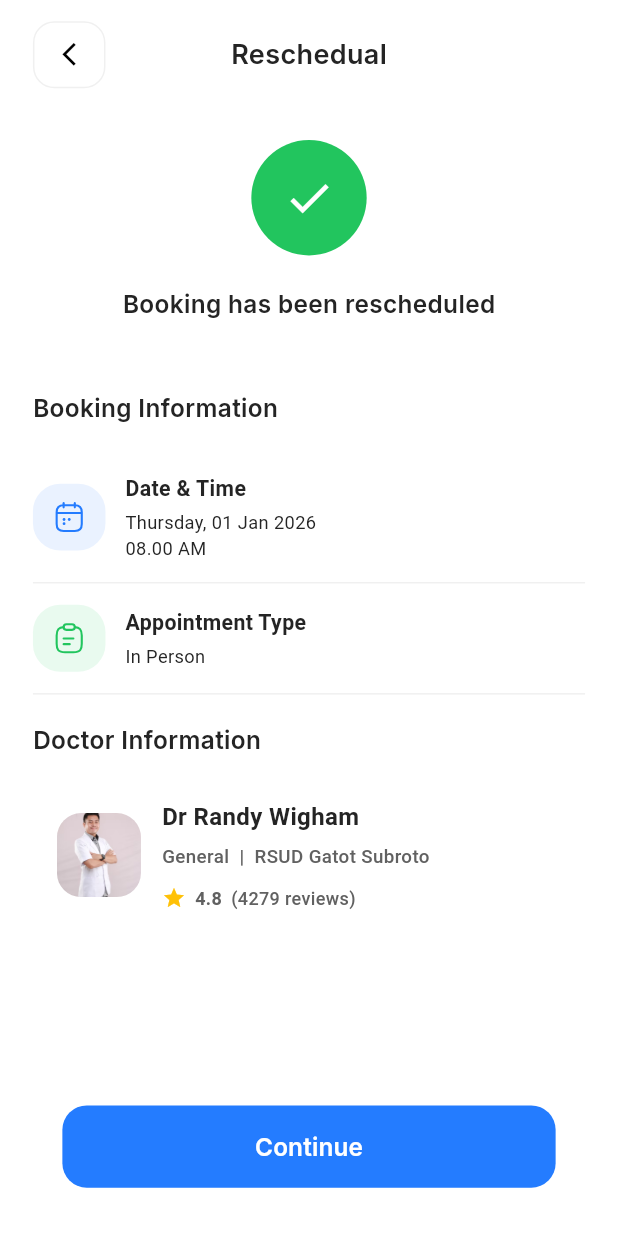
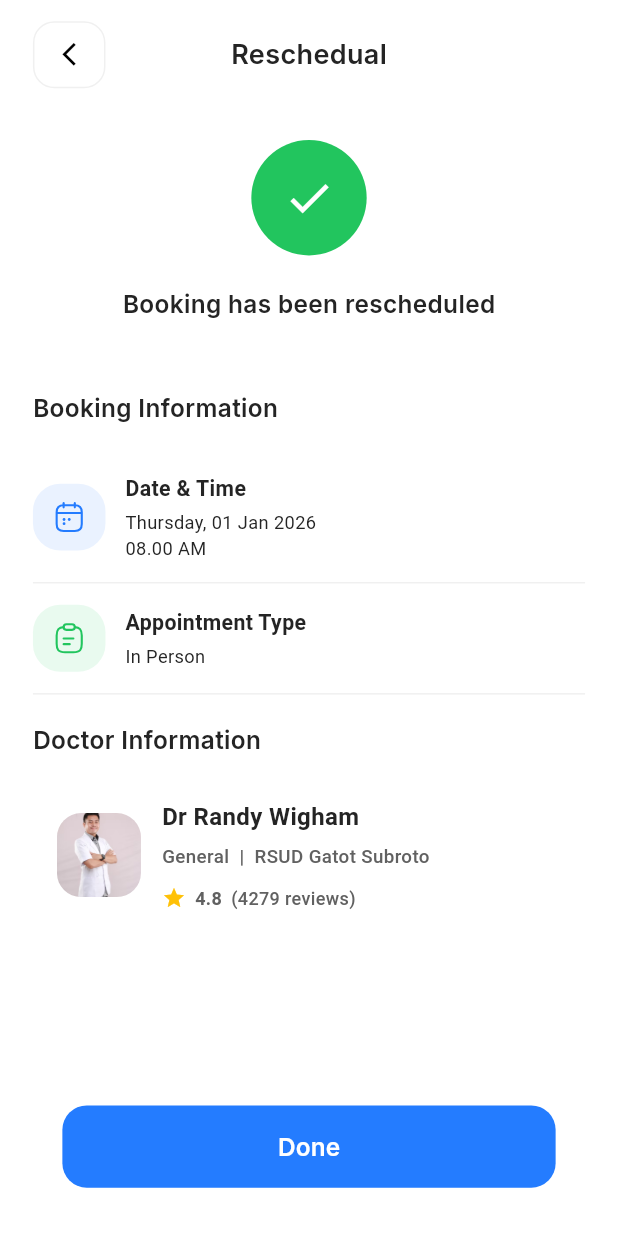
Before and after one commit to laila2099/appointment_app, a Flutter app: the ReschedualScreen screen opened by its route, after a tap on the "arrow forward ios" icon, after a tap on "Continue", on a phone screen of 412 x 824 dp. Run offline on Flutter 3.47's test engine with Material 3 defaults, Android fonts, the light colour scheme and no system bars; our stand-ins replace flutter_screenutil, flutter_svg, get, google_maps_flutter, shared_preferences; accounts and stored records are empty; network calls fail.

Commit message:
Update app flow

```diff
--- a/lib/bindings/initial_binding.dart
+++ b/lib/bindings/initial_binding.dart
@@ -1,6 +1,10 @@
 import 'package:get/get.dart';
+
+import '../views/my_apponiment_section/my_appoitment_controller/my_appoitment_controller.dart';
 
 class InitializeBinding extends Bindings {
   @override
-  void dependencies() {}
+  void dependencies() {
+    Get.lazyPut(() => MyAppointmentsController());
+  }
 }
--- a/lib/views/home_section/booking_appointment/booking_appointment_controller/booking_controller.dart
+++ b/lib/views/home_section/booking_appointment/booking_appointment_controller/booking_controller.dart
@@ -299,6 +299,10 @@ class BookingController extends GetxController {
     Get.toNamed(AppRoutes.bookingConfirmed);
   }
 
+  void goBackAfterConfirmReschedule() {
+    Get.back();
+  }
+
   @override
   void onClose() {
     datePageController.removeListener(_onDateWheelScroll);
--- a/lib/views/my_apponiment_section/my_appoitment_view/my_appoitment_view.dart
+++ b/lib/views/my_apponiment_section/my_appoitment_view/my_appoitment_view.dart
@@ -11,7 +11,9 @@ import 'package:flutter_screenutil/flutter_screenutil.dart';
 import 'package:flutter_svg/svg.dart';
 import 'package:get/get.dart';
 
-class AppoitmentView extends StatelessWidget {
+import '../my_appoitment_controller/my_appoitment_controller.dart';
+
+class AppoitmentView extends GetView<MyAppointmentsController> {
   const AppoitmentView({super.key});
 
   @override
--- a/lib/views/my_apponiment_section/reschedule/reschedule_view.dart
+++ b/lib/views/my_apponiment_section/reschedule/reschedule_view.dart
@@ -47,9 +47,13 @@ class ReschedualScreen extends GetView<BookingController> {
                 Padding(
                   padding: EdgeInsets.fromLTRB(16.w, 10.h, 16.w, 16.h),
                   child: PrimaryButton(
-                    text: 'continue'.tr,
+                    text: controller.stepIndex.value == 1
+                        ? 'done'.tr
+                        : 'continue'.tr,
                     onPressed: controller.canContinue
-                        ? controller.next
+                        ? controller.stepIndex.value == 1
+                            ? controller.goBackAfterConfirmReschedule
+                            : controller.next
                         : () => Get.snackbar(
                               "Error",
                               "Please select a date, time and payment method",
--- a/lib/views/my_apponiment_section/widgets/appoitment_status.dart
+++ b/lib/views/my_apponiment_section/widgets/appoitment_status.dart
@@ -39,7 +39,6 @@ class AppoitmentStatus extends GetView<MyAppointmentsController> {
 
       return ListView.separated(
         shrinkWrap: true,
-        physics: const NeverScrollableScrollPhysics(),
         itemCount: filteredAppointments.length,
         separatorBuilder: (_, __) => SizedBox(height: 16.h),
         itemBuilder: (context, index) {
--- a/lib/widgets/general_widgets/bottom_nav_bar/bottom_nav_view/main_nav_bar.dart
+++ b/lib/widgets/general_widgets/bottom_nav_bar/bottom_nav_view/main_nav_bar.dart
@@ -4,6 +4,7 @@ import 'package:appointment_app/widgets/general_widgets/bottom_nav_bar/controlle
 import 'package:flutter/material.dart';
 import 'package:get/get.dart';
 
+import '../../../../views/my_apponiment_section/my_appoitment_view/my_appoitment_view.dart';
 import '../../../../views/profile_section/profile_view/profile_view.dart';
 
 class MainLayout extends StatelessWidget {
@@ -15,7 +16,7 @@ class MainLayout extends StatelessWidget {
     HomeScreen(),
     const Center(child: Text("Chat")),
     const Center(child: Text("Search")),
-    const Center(child: Text("Apoitments")),
+    const AppoitmentView(),
     const ProfileScreen(),
   ];
 
```
